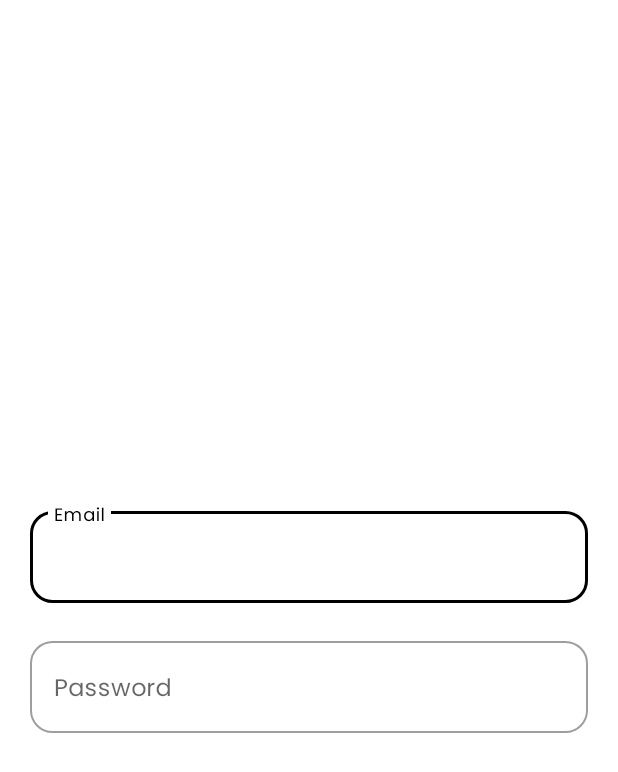
After one commit to MuhDila/Login_and_Register, an Android app: the layout activity_register.xml on its own in the app's theme, with its tools: preview values and no code run, on a phone screen of 412 x 824 dp. The commit adds this screen. Shown: the top 772 px of the screen. Run offline under Robolectric (Android 15) with nearby library versions, the phone set to English and light mode, and no system bars.

Commit message:
Login and Register

```diff
--- a/app/src/main/AndroidManifest.xml
+++ b/app/src/main/AndroidManifest.xml
@@ -11,6 +11,9 @@
         android:supportsRtl="true"
         android:theme="@style/Theme.LoginAndRegister"
         tools:targetApi="31">
+        <activity
+            android:name=".RegisterActivity"
+            android:exported="false" />
         <activity
             android:name=".MainActivity"
             android:exported="false" />
--- a/app/src/main/java/com/example/loginandregister/SplashActivity.kt
+++ b/app/src/main/java/com/example/loginandregister/SplashActivity.kt
@@ -12,6 +12,7 @@ class SplashActivity : AppCompatActivity() {
         super.onCreate(savedInstanceState)
         setContentView(R.layout.activity_splash)
 
+        // Setting Translucent Status Bar and Navigator Bar
         if (Build.VERSION.SDK_INT >= Build.VERSION_CODES.KITKAT) {
             val w = window
             w.setFlags(
@@ -21,7 +22,7 @@ class SplashActivity : AppCompatActivity() {
         }
 
         Handler().postDelayed({
-            startActivity(Intent(this@SplashActivity, MainActivity::class.java))
+            startActivity(Intent(this@SplashActivity, RegisterActivity::class.java))
             finish()
         }, 4000)
 
--- /dev/null
+++ b/app/src/main/res/layout/activity_register.xml
@@ -0,0 +1,74 @@
+<?xml version="1.0" encoding="utf-8"?>
+<androidx.constraintlayout.widget.ConstraintLayout xmlns:android="http://schemas.android.com/apk/res/android"
+    xmlns:app="http://schemas.android.com/apk/res-auto"
+    xmlns:tools="http://schemas.android.com/tools"
+    android:layout_width="match_parent"
+    android:layout_height="match_parent"
+    android:fitsSystemWindows="true"
+    tools:context=".RegisterActivity">
+
+
+    <ScrollView
+        android:layout_width="match_parent"
+        android:layout_height="match_parent">
+
+        <LinearLayout
+            android:layout_width="match_parent"
+            android:layout_height="wrap_content"
+            android:layout_gravity="center"
+            android:orientation="vertical" >
+
+            <com.google.android.material.textfield.TextInputLayout
+                style="@style/Widget.MaterialComponents.TextInputLayout.OutlinedBox"
+                android:layout_width="match_parent"
+                android:layout_height="match_parent"
+                android:layout_marginHorizontal="20dp"
+                android:layout_marginBottom="20dp"
+                app:layout_constraintBottom_toBottomOf="parent"
+                app:layout_constraintEnd_toEndOf="parent"
+                app:layout_constraintStart_toStartOf="parent"
+                app:layout_constraintTop_toTopOf="parent"
+                app:boxCornerRadiusBottomEnd="15dp"
+                app:boxCornerRadiusTopEnd="15dp"
+                app:boxCornerRadiusBottomStart="15dp"
+                app:boxCornerRadiusTopStart="15dp"
+                android:layout_gravity="center">
+
+                <com.google.android.material.textfield.TextInputEditText
+                    android:id="@+id/emailRegister"
+                    android:layout_width="match_parent"
+                    android:layout_height="match_parent"
+                    android:layout_gravity="center"
+                    android:hint="Email"
+                    android:inputType="textEmailAddress" />
+
+            </com.google.android.material.textfield.TextInputLayout>
+
+            <com.google.android.material.textfield.TextInputLayout
+                style="@style/Widget.MaterialComponents.TextInputLayout.OutlinedBox"
+                android:layout_width="match_parent"
+                android:layout_height="match_parent"
+                android:layout_marginHorizontal="20dp"
+                app:layout_constraintBottom_toBottomOf="parent"
+                app:layout_constraintEnd_toEndOf="parent"
+                app:layout_constraintStart_toStartOf="parent"
+                app:layout_constraintTop_toTopOf="parent"
+                app:boxCornerRadiusBottomEnd="15dp"
+                app:boxCornerRadiusTopEnd="15dp"
+                app:boxCornerRadiusBottomStart="15dp"
+                app:boxCornerRadiusTopStart="15dp"
+                android:layout_gravity="center">
+
+                <com.google.android.material.textfield.TextInputEditText
+                    android:id="@+id/passwordRegister"
+                    android:layout_width="match_parent"
+                    android:layout_height="match_parent"
+                    android:layout_gravity="center"
+                    android:hint="Password"
+                    android:inputType="textEmailAddress" />
+
+            </com.google.android.material.textfield.TextInputLayout>
+        </LinearLayout>
+
+    </ScrollView>
+</androidx.constraintlayout.widget.ConstraintLayout>
--- a/app/src/main/res/values/themes.xml
+++ b/app/src/main/res/values/themes.xml
@@ -1,24 +1,18 @@
 <resources xmlns:tools="http://schemas.android.com/tools">
-
-    <style name="Theme.LoginAndRegister" parent="Theme.AppCompat.Light">
-        <item name="android:actionBarStyle">@style/ThemeActionBar</item>
-        <item name="android:windowActionBarOverlay">true</item>
-        <!-- Support library compatibility -->
-        <item name="actionBarStyle">@style/ThemeActionBar</item>
-        <item name="windowActionBarOverlay">true</item>
-        <item name="android:windowTranslucentStatus">true</item>
-        <item name="android:windowTranslucentNavigation">true</item>
+    <!-- Base application theme. -->
+    <style name="Theme.LoginAndRegister" parent="Theme.MaterialComponents.DayNight.NoActionBar">
+        <!-- Primary brand color. -->
+        <item name="colorPrimary">@color/black</item>
+        <item name="colorPrimaryVariant">@color/blue</item>
+        <item name="colorOnPrimary">@color/white</item>
+        <!-- Secondary brand color. -->
+        <item name="colorSecondary">@color/teal_200</item>
+        <item name="colorSecondaryVariant">@color/teal_700</item>
+        <item name="colorOnSecondary">@color/black</item>
+        <!-- Customize your theme here. -->
         <item name="android:windowLightStatusBar">true</item>
         <item name="android:windowLightNavigationBar" tools:targetApi="o_mr1">true</item>
-        <!-- Custom font family -->
+        <!-- Customize font family. -->
+        <item name="fontFamily">@font/poppins</item>
     </style>
-
-    <style name="ThemeActionBar" parent="Widget.AppCompat.Light.ActionBar.Solid">
-        <item name="android:background"> @null </item>
-        <!-- Support library compatibility -->
-        <item name="background">@null</item>
-        <item name="displayOptions">showHome|useLogo</item>
-
-    </style>
-
 </resources>
```
Also changed, not shown: app/src/main/java/com/example/loginandregister/RegisterActivity.kt (added, +47 -0 lines), app/src/main/res/drawable/rounded_border.xml (added, +15 -0 lines), 2 other files.
